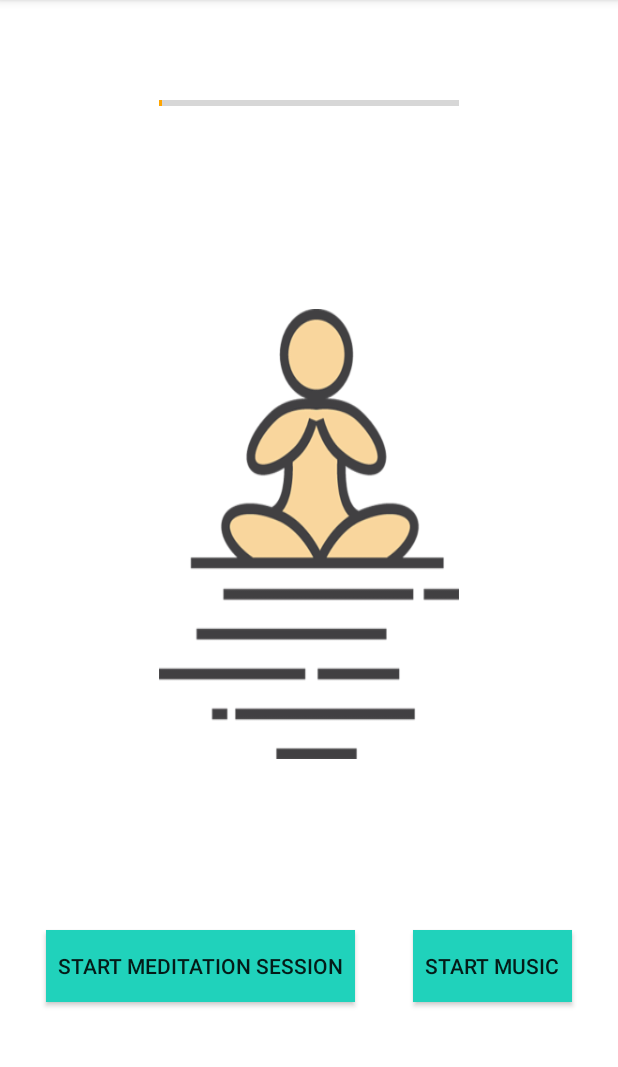
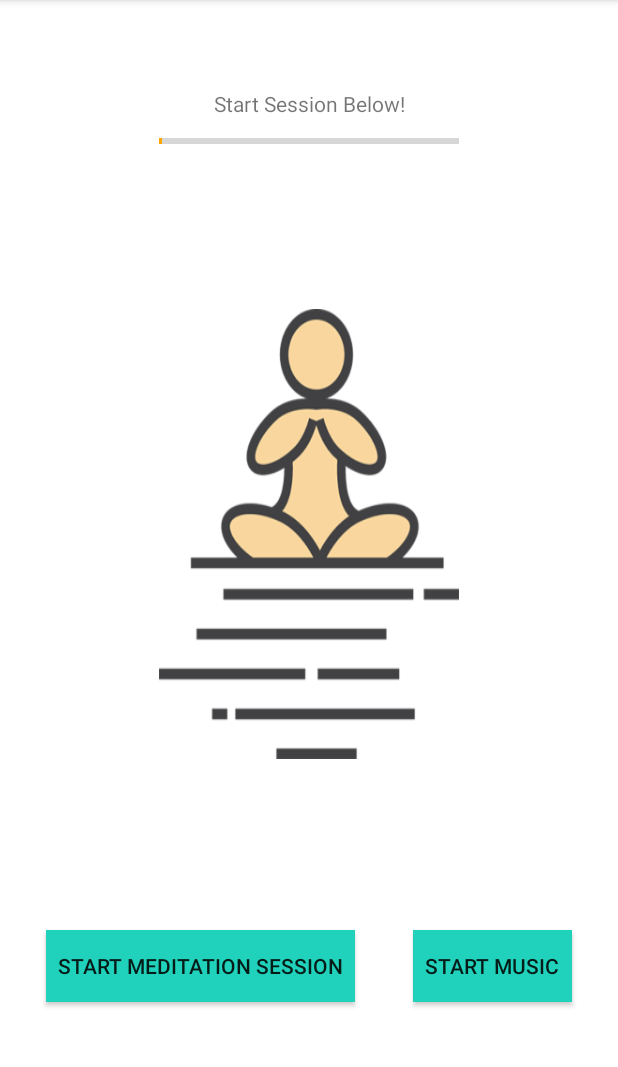
Before and after one commit to Hereiam123/Meditation-Reminder, an Android app: the MainActivity screen opened directly, with no data from a screen before it, on a phone screen of 412 x 824 dp, the part 84-1151 px from its top. Run offline under Robolectric (Android 15) with nearby library versions, the phone set to English and light mode, and no system bars; our stand-ins replace AdMob.

Commit message:
Added Text feedback for seconds left

```diff
--- a/app/src/main/java/com/briandemaio/meditationreminder/MainActivity.java
+++ b/app/src/main/java/com/briandemaio/meditationreminder/MainActivity.java
@@ -20,6 +20,7 @@ import android.view.Menu;
 import android.view.MenuItem;
 import android.widget.Button;
 import android.widget.ProgressBar;
+import android.widget.TextView;
 import android.widget.Toast;
 
 import com.google.android.gms.ads.AdRequest;
@@ -32,6 +33,8 @@ public class MainActivity extends AppCompatActivity {
 
     private ProgressBar progressBar;
     private CountDownTimer progressBarCountdown;
+    private Button meditate;
+    private TextView progressTimer;
 
     // Notification channel ID.
     public static final String PRIMARY_CHANNEL_ID =
@@ -54,9 +57,10 @@ public class MainActivity extends AppCompatActivity {
         Toolbar toolbar = findViewById(R.id.toolbar);
         setSupportActionBar(toolbar);
 
-        final Button meditate = findViewById(R.id.meditate);
+        meditate = findViewById(R.id.meditate);
         final Button musicStartStop = findViewById(R.id.music);
         progressBar = findViewById(R.id.progressBar);
+        progressTimer = findViewById(R.id.progressTime);
 
         //Get settings values
         mPreferences = PreferenceManager.getDefaultSharedPreferences(this);
@@ -90,6 +94,7 @@ public class MainActivity extends AppCompatActivity {
                     meditate.setText(R.string.meditation_timer_not_set);
                     mPreferences.edit().putBoolean(MEDITATION_SET, false).apply();
                     progressBarCountdown.cancel();
+                    progressStatus=0;
                     progressBar.setProgress(0);
                 }
                 isMeditating = !isMeditating;
@@ -136,11 +141,14 @@ public class MainActivity extends AppCompatActivity {
                 progressStatus+=1;
                 Log.w("Log_tag:","The progress " + progressStatus);
                 progressBar.setProgress((int)progressStatus*100/(meditationLength/1000));
+                progressTimer.setText((millisUntilFinished/1000)+" seconds left!");
             }
 
             @Override
             public void onFinish() {
                 Log.w("Log_tag:","The progress is finished");
+                meditate.setText(R.string.meditation_timer_not_set);
+                isMeditating = !isMeditating;
             }
         };
     }
--- a/app/src/main/res/layout/content_main.xml
+++ b/app/src/main/res/layout/content_main.xml
@@ -3,6 +3,17 @@
     xmlns:app="http://schemas.android.com/apk/res-auto"
     android:layout_width="match_parent"
     android:layout_height="match_parent">
+
+    <TextView
+        android:id="@+id/progressTime"
+        android:layout_width="200dp"
+        android:layout_height="100dp"
+        app:layout_constraintTop_toTopOf="parent"
+        app:layout_constraintLeft_toLeftOf="parent"
+        app:layout_constraintRight_toRightOf="parent"
+        android:layout_marginTop="75dp"
+        android:gravity="center"
+        android:text="Start Session Below!" />
 
     <ProgressBar
         android:id="@+id/progressBar"
@@ -14,12 +25,12 @@
         android:minHeight="50dp"
         android:minWidth="200dp"
         android:progress="1"
-        app:layout_constraintTop_toTopOf="parent"
+        app:layout_constraintTop_toTopOf="@id/progressTime"
         app:layout_constraintLeft_toLeftOf="parent"
         app:layout_constraintRight_toRightOf="parent"
         android:layout_marginStart="23dp"
         android:layout_marginEnd="23dp"
-        android:layout_marginTop="100dp"
+        android:layout_marginTop="50dp"
         />
 
     <Button
```
